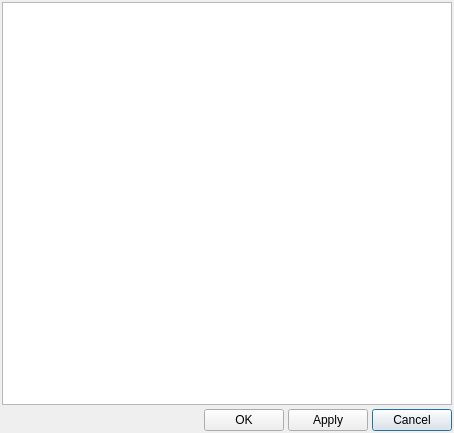
Qt form src/log/styled_log_view_settings_dialog.ui (YomikoR/VapourSynth-Editor) before a commit.
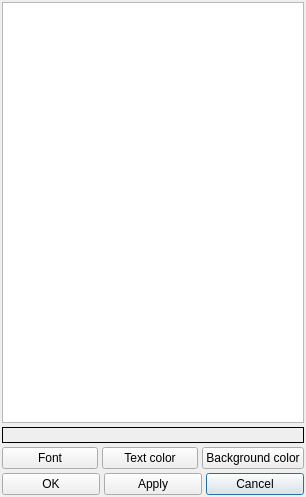
The same form after that commit.

Commit message: Log style settings.

Diff of the .ui file:
```diff
--- a/src/log/styled_log_view_settings_dialog.ui
+++ b/src/log/styled_log_view_settings_dialog.ui
@@ -6,8 +6,8 @@
    <rect>
     <x>0</x>
     <y>0</y>
-    <width>454</width>
-    <height>433</height>
+    <width>306</width>
+    <height>497</height>
    </rect>
   </property>
   <property name="windowTitle">
@@ -51,24 +51,55 @@
      </attribute>
     </widget>
    </item>
+   <item>
+    <widget class="QLabel" name="fontLabel">
+     <property name="sizePolicy">
+      <sizepolicy hsizetype="Expanding" vsizetype="Preferred">
+       <horstretch>0</horstretch>
+       <verstretch>0</verstretch>
+      </sizepolicy>
+     </property>
+     <property name="frameShape">
+      <enum>QFrame::Box</enum>
+     </property>
+     <property name="text">
+      <string/>
+     </property>
+    </widget>
+   </item>
+   <item>
+    <layout class="QHBoxLayout" name="horizontalLayout_2">
+     <property name="spacing">
+      <number>4</number>
+     </property>
+     <item>
+      <widget class="QPushButton" name="fontButton">
+       <property name="text">
+        <string>Font</string>
+       </property>
+      </widget>
+     </item>
+     <item>
+      <widget class="QPushButton" name="textColorButton">
+       <property name="text">
+        <string>Text color</string>
+       </property>
+      </widget>
+     </item>
+     <item>
+      <widget class="QPushButton" name="backgroundColorButton">
+       <property name="text">
+        <string>Background color</string>
+       </property>
+      </widget>
+     </item>
+    </layout>
+   </item>
    <item>
     <layout class="QHBoxLayout" name="horizontalLayout">
      <property name="spacing">
       <number>4</number>
      </property>
-     <item>
-      <spacer name="horizontalSpacer">
-       <property name="orientation">
-        <enum>Qt::Horizontal</enum>
-       </property>
-       <property name="sizeHint" stdset="0">
-        <size>
-         <width>40</width>
-         <height>20</height>
-        </size>
-       </property>
-      </spacer>
-     </item>
      <item>
       <widget class="QPushButton" name="okButton">
        <property name="text">
```
The commit also changes 4 other files.
